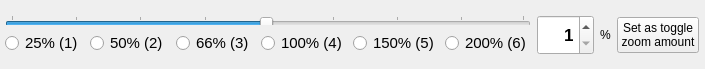
Old version of the form zoomdlg.ui in the repository towhee/Winnow64.
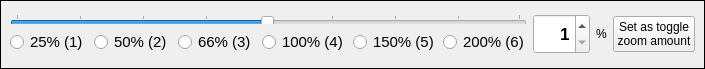
New version of the form.

Commit message:
Zoom Dialog
Highlight and set focus on zoom dialog when mouse over

```diff
--- a/zoomdlg.ui
+++ b/zoomdlg.ui
@@ -19,15 +19,18 @@
   <property name="toolTip">
    <string>&lt;html&gt;&lt;head/&gt;&lt;body&gt;&lt;p&gt;&lt;span style=&quot; font-size:18pt; font-weight:600;&quot;&gt;Zoom tips:&lt;/span&gt;&lt;/p&gt;&lt;p&gt;&lt;span style=&quot; font-weight:600;&quot;&gt;Esc&lt;/span&gt; to quit&lt;/p&gt;&lt;p&gt;&lt;span style=&quot; font-weight:600;&quot;&gt;Enter&lt;/span&gt; to change toogle zoom amount and exit&lt;/p&gt;&lt;p&gt;&lt;span style=&quot; font-weight:600;&quot;&gt;1&lt;/span&gt; - &lt;span style=&quot; font-weight:600;&quot;&gt;6&lt;/span&gt; to quick set zoom percentage&lt;/p&gt;&lt;p&gt;This window will stay-on-top so you can scroll the image, click zoom or pan to click point on a thumbnail.&lt;/p&gt;&lt;p&gt;Settings are sticky and will remain when you use Esc to exit.&lt;/p&gt;&lt;/body&gt;&lt;/html&gt;</string>
   </property>
-  <widget class="QWidget" name="">
+  <widget class="QFrame" name="border">
    <property name="geometry">
     <rect>
-     <x>5</x>
+     <x>0</x>
      <y>0</y>
-     <width>694</width>
-     <height>71</height>
+     <width>705</width>
+     <height>69</height>
     </rect>
    </property>
+   <property name="frameShape">
+    <enum>QFrame::Box</enum>
+   </property>
    <layout class="QHBoxLayout" name="horizontalLayout_3">
     <item>
      <layout class="QVBoxLayout" name="verticalLayout">
```
Left out of the diff: 19 changed lines with no effect on the pictures. The commit also changes 6 other files.
